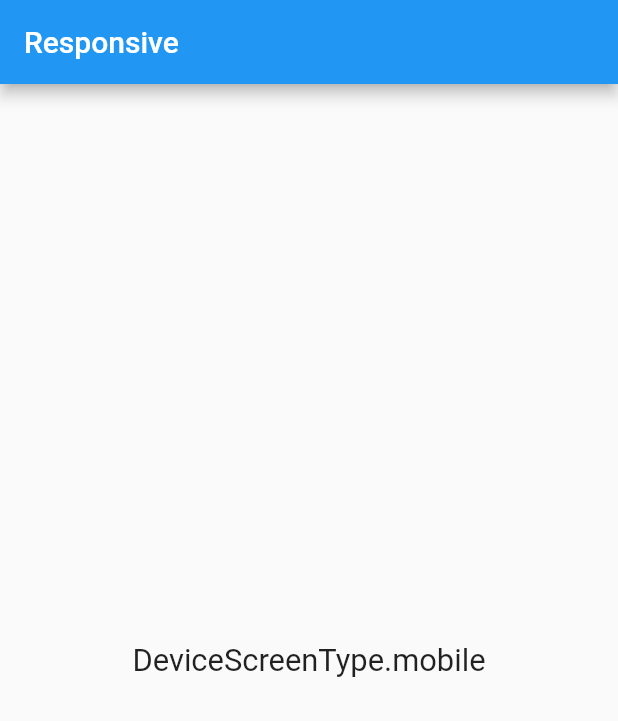
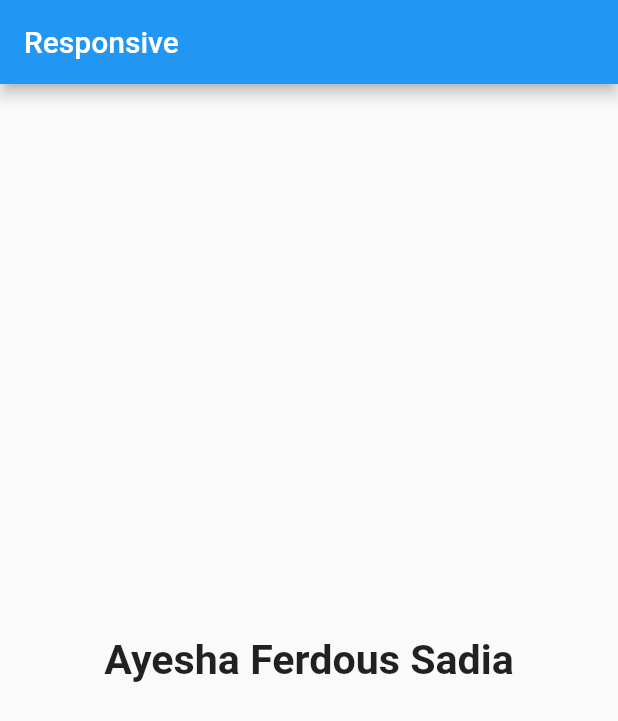
Before and after one commit to AyeshaSadia51/Flutter_PRACTICE, a Flutter app: the screen it shows after launch, on a phone screen of 412 x 824 dp. Shown: the top 721 px of the screen. Run offline on Flutter 3.47's test engine with Material 2 defaults, Android fonts, the phone set to English and light mode, and no system bars; our stand-ins replace device_preview, responsive_builder, sizer.

```diff
--- a/lib/home_screen.dart
+++ b/lib/home_screen.dart
@@ -16,9 +16,11 @@ class HomeScreen extends StatelessWidget{
         builder: (context, sizeInformation){
           return Center(
             child: Text(
-                sizeInformation.deviceScreenType.toString(),
+                //sizeInformation.deviceScreenType.toString(),
+              'Ayesha Ferdous Sadia',
                 style: TextStyle(
-                  fontSize: 15.sp
+                  fontSize: 20.sp,
+                  fontWeight: FontWeight.bold
                 ),
             ),
           );
```
